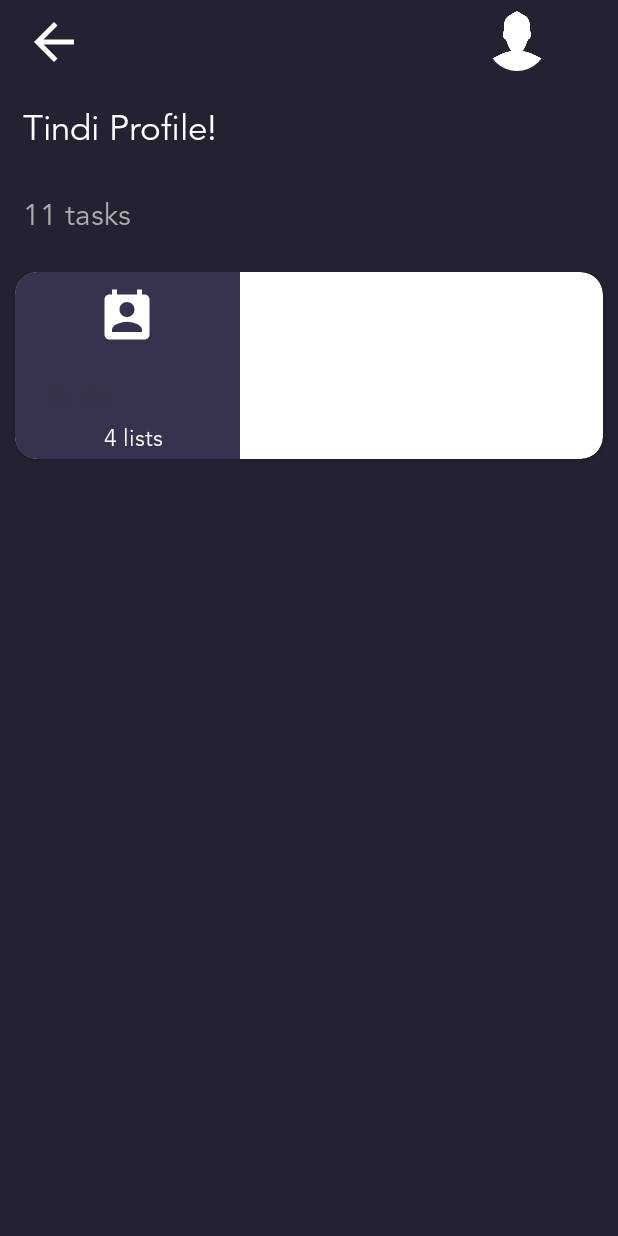
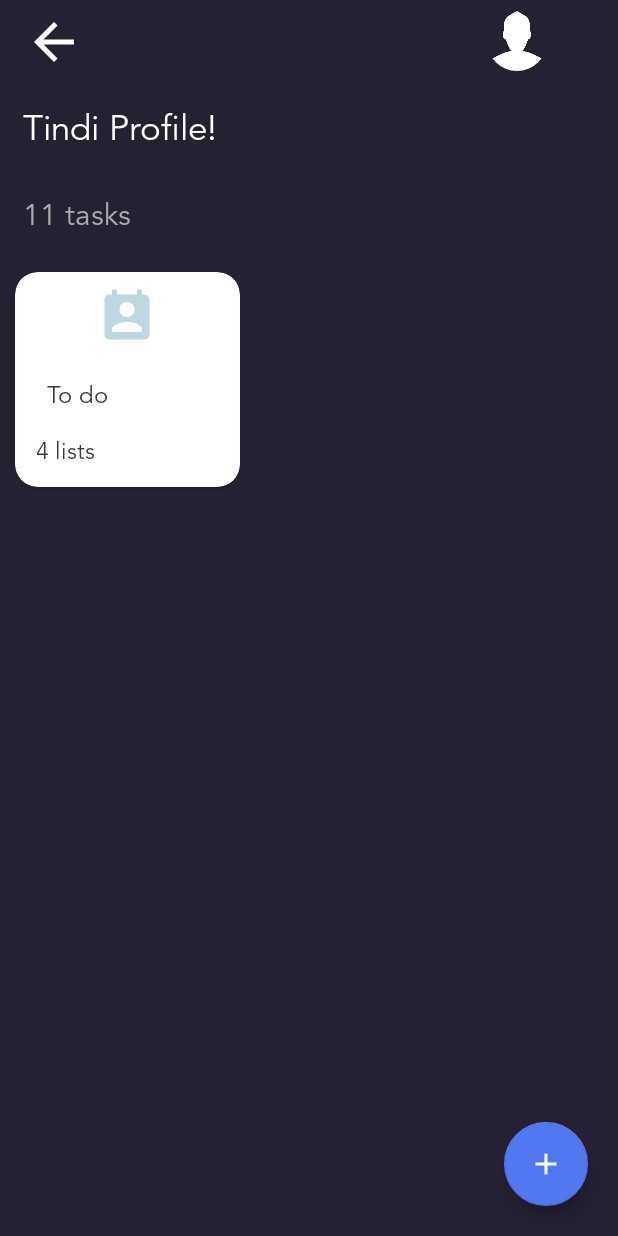
Before and after one commit to Ikami-Mercy/ToDoList, an Android app: the layout activity_dashboard.xml on its own in the app's theme, with its tools: preview values and no code run, on a phone screen of 412 x 824 dp. Run offline under Robolectric (Android 15) with nearby library versions, the phone set to English and light mode, and no system bars.

Commit message:
Add add  a to do task button in the dashboard layout

```diff
--- a/app/build.gradle
+++ b/app/build.gradle
@@ -35,5 +35,6 @@ dependencies {
     implementation 'de.hdodenhof:circleimageview:2.2.0'
     implementation 'com.google.android.material:material:1.0.0'
     implementation 'androidx.constraintlayout:constraintlayout:1.1.3'
+    implementation 'androidx.legacy:legacy-support-v4:1.0.0'
 
 }
--- /dev/null
+++ b/app/src/main/res/drawable/ic_add_black_24dp.xml
@@ -0,0 +1,5 @@
+<vector android:height="24dp" android:tint="#FFFFFF"
+    android:viewportHeight="24.0" android:viewportWidth="24.0"
+    android:width="24dp" xmlns:android="http://schemas.android.com/apk/res/android">
+    <path android:fillColor="#FF000000" android:pathData="M19,13h-6v6h-2v-6H5v-2h6V5h2v6h6v2z"/>
+</vector>
--- a/app/src/main/res/layout/activity_dashboard.xml
+++ b/app/src/main/res/layout/activity_dashboard.xml
@@ -93,6 +93,11 @@
         android:layout_margin="15dp"
         />
 
+    <RelativeLayout
+        android:layout_width="match_parent"
+        android:orientation="horizontal"
+        android:layout_height="match_parent">
+
     <androidx.recyclerview.widget.RecyclerView
         android:id="@+id/contactsRecyclerView"
         android:layout_width="match_parent"
@@ -104,4 +109,31 @@
         android:visibility="visible"
         app:layout_constraintTop_toTopOf="parent" />
 
+    <RelativeLayout
+        android:layout_width="wrap_content"
+        android:layout_height="wrap_content"
+        app:layout_anchorGravity="right|bottom"
+        android:layout_alignParentBottom="true"
+        android:layout_alignParentEnd="true"
+        android:layout_alignParentRight="true">
+
+
+
+
+        <com.google.android.material.floatingactionbutton.FloatingActionButton
+            android:id="@+id/createChat"
+            android:layout_width="wrap_content"
+            android:layout_height="450dp"
+            android:layout_margin="20dp"
+            android:layout_marginBottom="30dp"
+            android:title="create_group"
+            android:visibility="visible"
+            android:src="@drawable/ic_add_black_24dp"
+            app:backgroundTint="#5178F1"
+            app:layout_anchorGravity="right|bottom"
+            />
+
+
+    </RelativeLayout>
+    </RelativeLayout>
 </LinearLayout>
--- a/app/src/main/res/layout/row_item_task.xml
+++ b/app/src/main/res/layout/row_item_task.xml
@@ -4,36 +4,33 @@
     android:orientation="vertical"
     android:layout_width="match_parent"
     android:layout_height="match_parent"
+    android:background="#242132"
     app:ignore="NamespaceTypo">
     <androidx.cardview.widget.CardView
         xmlns:android="http://schemas.android.com/apk/res/android"
         xmlns:card_view="http://schemas.android.com/apk/res-auto"
         android:id="@+id/card_view"
-        android:layout_width="match_parent"
+        android:layout_width="150dp"
         android:layout_height="wrap_content"
         android:layout_margin="10dp"
-        android:background="#37324D"
+
         android:elevation="10dp"
        card_view:cardCornerRadius="15dp">
 
-        <LinearLayout
 
-            android:layout_width="150dp"
-            android:layout_height="match_parent"
-            android:orientation="horizontal"
-            android:background="#37324D">
 
 
             <LinearLayout
                 android:layout_width="150dp"
                 android:layout_height="wrap_content"
+
                 android:orientation="vertical">
                 <ImageView
                     android:layout_width="40dp"
                     android:layout_height="40dp"
                     android:layout_margin="10dp"
                     android:layout_gravity="center"
-                    android:tint="#FFFFFF"
+                    android:tint="#BFD7E2"
                     android:src="@drawable/ic_perm_contact_calendar_black_24dp"/>
 
                 <TextView
@@ -54,21 +51,20 @@
                     android:id="@+id/event_date"
                     android:layout_width="fill_parent"
                     android:layout_height="wrap_content"
-                    android:layout_marginStart="8dp"
-                    android:layout_marginLeft="8dp"
-                    android:layout_marginTop="1dip"
+                   android:layout_margin="10dp"
                     android:layout_toRightOf="@+id/event_image"
                     android:layout_weight="1"
                     android:padding="4dp"
-                    android:textAlignment="center"
-                    android:textColor="#fff"
+
+                    android:layout_gravity="center"
+                    android:textColor="#31383E"
                     android:fontFamily="@font/avenir"
                     android:text="4 lists"
                     android:textSize="15dp" />
 
 
             </LinearLayout>
-        </LinearLayout>
+
 
     </androidx.cardview.widget.CardView>
 </LinearLayout>
```
